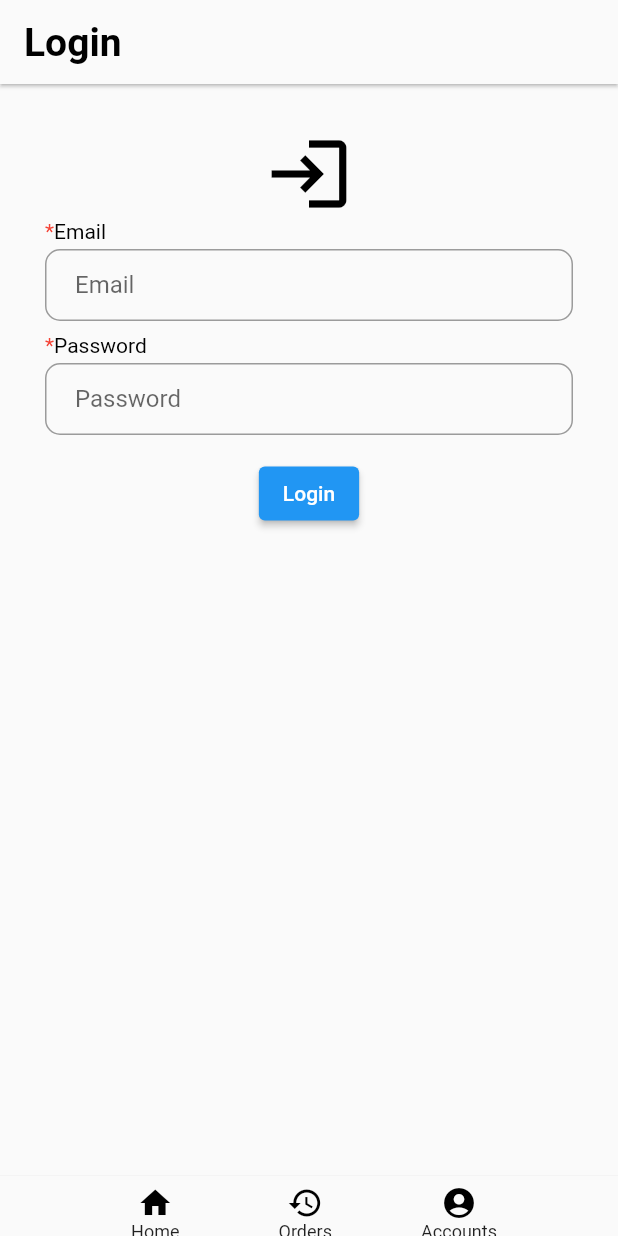
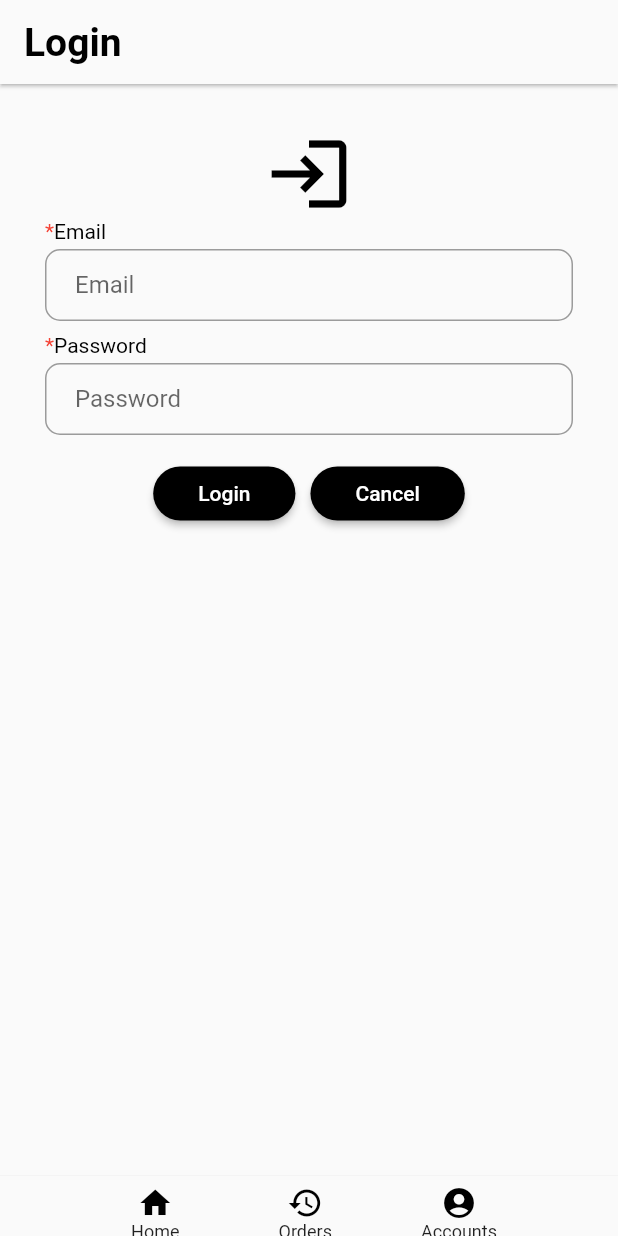
Before and after one commit to tiees288/Food-Flutter, a Flutter app: the LoginScreen screen opened by its route, on a phone screen of 412 x 824 dp. Run offline on Flutter 3.47's test engine with Material 2 defaults, Android fonts, the light colour scheme and no system bars; network calls fail.

Commit message:
Button style

```diff
--- a/lib/screen/login.dart
+++ b/lib/screen/login.dart
@@ -105,12 +105,37 @@ class _LoginFormState extends State<LoginForm> {
                   ),
                 ),
               ),
-              ElevatedButton(
-                onPressed: () {
-                  // Navigator.pushNamed(context, '/accounts');
-                },
-                child: Text('Login'),
-              ),
+              Row(mainAxisAlignment: MainAxisAlignment.center, children: [
+                Container(
+                  margin: EdgeInsets.only(right: 10.0),
+                  child: ElevatedButton(
+                    onPressed: () {
+                      // Navigator.pushNamed(context, '/accounts');
+                    },
+                    style: ElevatedButton.styleFrom(
+                      padding: EdgeInsets.only(left: 30, right: 30),
+                      shape: RoundedRectangleBorder(
+                        borderRadius: BorderRadius.circular(30.0),
+                      ),
+                      backgroundColor: Colors.black,
+                    ),
+                    child: Text('Login'),
+                  ),
+                ),
+                ElevatedButton(
+                  style: ElevatedButton.styleFrom(
+                    padding: EdgeInsets.only(left: 30, right: 30),
+                    shape: RoundedRectangleBorder(
+                      borderRadius: BorderRadius.circular(30.0),
+                    ),
+                    backgroundColor: Colors.black,
+                  ),
+                  onPressed: () {
+                    // Navigator.pushNamed(context, '/accounts');
+                  },
+                  child: Text('Cancel'),
+                ),
+              ])
             ],
           ),
         ));
```
Also changed, not shown: lib/Widgets/FoodList/FoodList_FutureBuilder.dart (+10 -6 lines).
